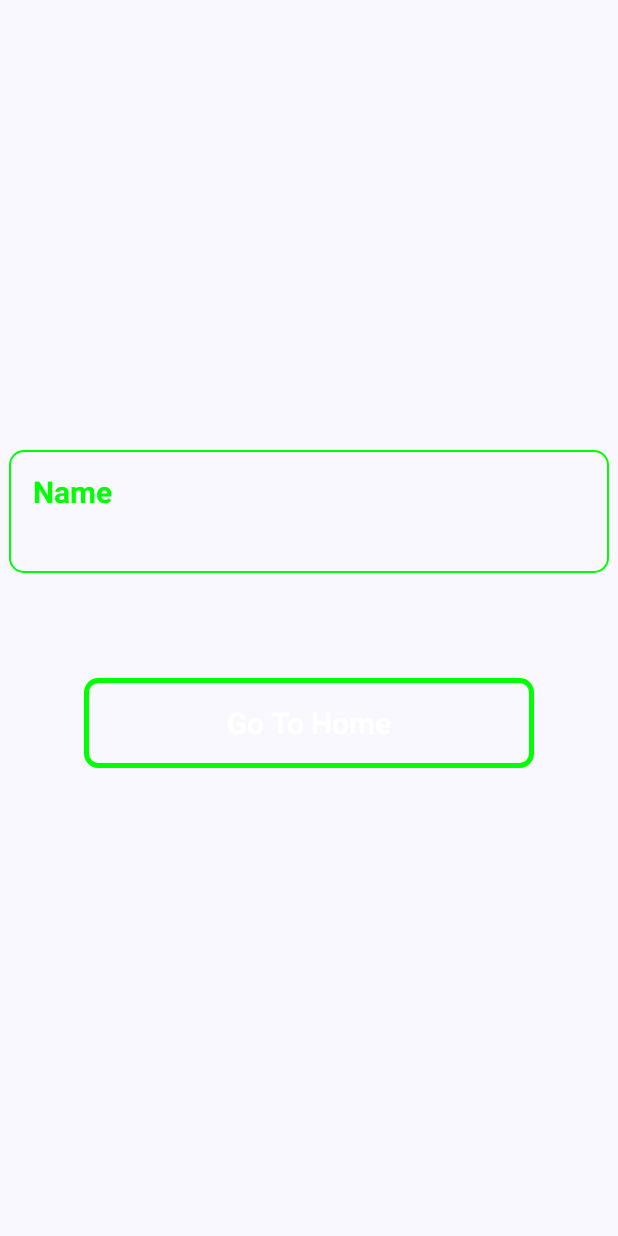
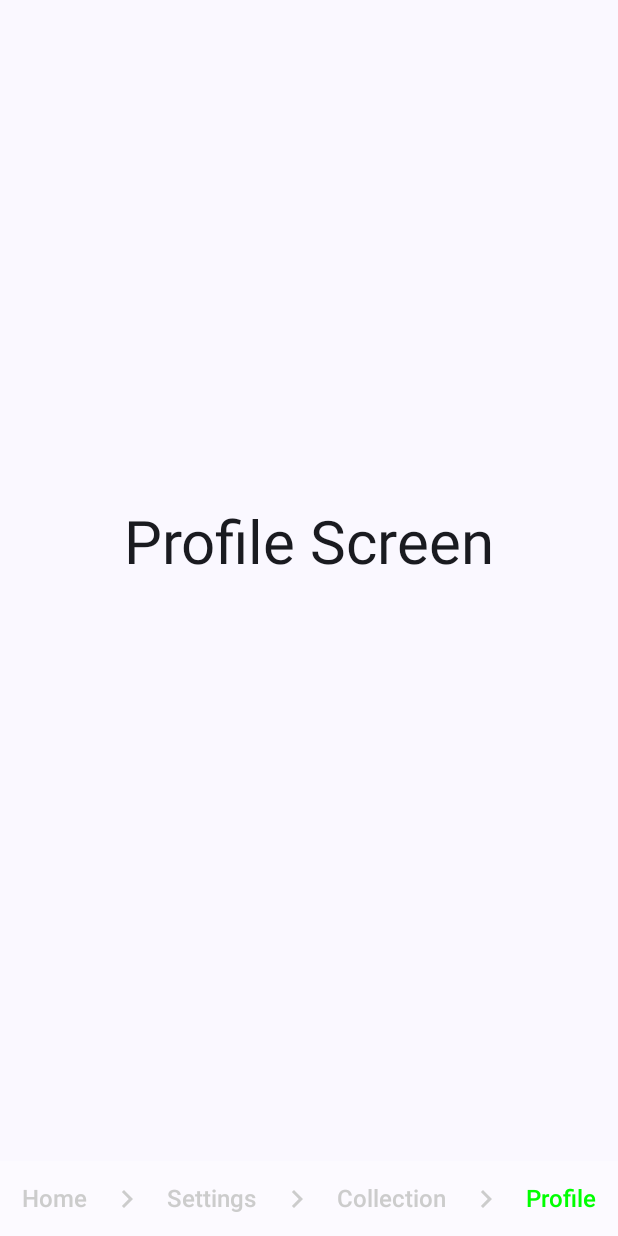
Before and after one commit to 123Brijesh44aa/compose-navigation, an Android app built with Jetpack Compose: the ProfileScreen screen opened through its navigation route, on a phone screen of 412 x 824 dp. Run offline under Robolectric (Android 15) with nearby library versions, the phone set to English and light mode, and no system bars.

Commit message:
Custom Bottom Bar using Row

```diff
--- a/app/src/main/java/com/example/compose_navigation/MainActivity.kt
+++ b/app/src/main/java/com/example/compose_navigation/MainActivity.kt
@@ -14,6 +14,7 @@ import androidx.compose.ui.tooling.preview.Preview
 import androidx.compose.ui.unit.dp
 import androidx.navigation.compose.rememberNavController
 import com.example.compose_navigation.navigation.AppNavHost
+import com.example.compose_navigation.screens.MainScreen
 import com.example.compose_navigation.ui.theme.ComposeNavigationTheme
 
 class MainActivity : ComponentActivity() {
@@ -24,10 +25,12 @@ class MainActivity : ComponentActivity() {
             ComposeNavigationTheme {
                 val navController = rememberNavController()
                 Scaffold(modifier = Modifier.fillMaxSize()) { innerPadding ->
-                    AppNavHost(
-                        navHostController = navController,
-                        modifier = Modifier.padding(innerPadding)
-                    )
+//                    AppNavHost(
+//                        navHostController = navController,
+//                        modifier = Modifier.padding(innerPadding)
+//                    )
+
+                    MainScreen(navController = navController, modifier = Modifier.padding(innerPadding))
                 }
             }
         }
--- /dev/null
+++ b/app/src/main/java/com/example/compose_navigation/bottomNavItems.kt
@@ -0,0 +1,18 @@
+package com.example.compose_navigation
+
+import androidx.compose.material.icons.Icons
+import androidx.compose.material.icons.filled.Home
+import androidx.compose.material.icons.filled.List
+import androidx.compose.material.icons.filled.Person
+import androidx.compose.material.icons.filled.Settings
+import androidx.compose.ui.graphics.vector.ImageVector
+import com.example.compose_navigation.navigation.AppDestinations
+
+data class BottomNav(val label: String, val icon: ImageVector, val route: String? = null)
+
+val bottomNavItems = listOf(
+    BottomNav(label = "Home", icon = Icons.Filled.Home, route = AppDestinations.Home.route),
+    BottomNav(label = "Settings", icon = Icons.Filled.Settings, route = AppDestinations.Settings.route),
+    BottomNav(label = "Collection", icon = Icons.Filled.List, route = AppDestinations.Collection.route),
+    BottomNav(label = "Profile", icon = Icons.Filled.Person, route = AppDestinations.Profile.route),
+)
--- /dev/null
+++ b/app/src/main/java/com/example/compose_navigation/components/BottomNavItem.kt
@@ -0,0 +1,45 @@
+package com.example.compose_navigation.components
+
+import androidx.compose.foundation.layout.Arrangement
+import androidx.compose.foundation.layout.Column
+import androidx.compose.foundation.layout.Row
+import androidx.compose.foundation.layout.Spacer
+import androidx.compose.foundation.layout.height
+import androidx.compose.foundation.layout.padding
+import androidx.compose.material3.Icon
+import androidx.compose.material3.Text
+import androidx.compose.material3.TextButton
+import androidx.compose.runtime.Composable
+import androidx.compose.ui.Alignment
+import androidx.compose.ui.Modifier
+import androidx.compose.ui.graphics.Color
+import androidx.compose.ui.text.TextStyle
+import androidx.compose.ui.text.font.FontWeight
+import androidx.compose.ui.unit.dp
+import androidx.compose.ui.unit.sp
+import com.example.compose_navigation.BottomNav
+
+@Composable
+fun BottomNavItem(
+    bottomNav: BottomNav,
+    isSelected: Boolean,
+    onNavigate: () -> Unit
+) {
+//        Icon(imageVector = bottomNav.icon, contentDescription = bottomNav.label)
+//        Spacer(modifier = Modifier.height(5.dp))
+        TextButton(
+            onClick = {
+                onNavigate()
+            }
+        ){
+            Text(
+                text = bottomNav.label,
+                style = TextStyle(
+                    fontSize = 16.sp,
+                    fontWeight = FontWeight.W600,
+                    color = if (isSelected) Color.Green else Color.LightGray
+                )
+            )
+        }
+
+}
--- /dev/null
+++ b/app/src/main/java/com/example/compose_navigation/components/BottomNavigation.kt
@@ -0,0 +1,65 @@
+package com.example.compose_navigation.components
+
+import androidx.compose.foundation.background
+import androidx.compose.foundation.layout.Arrangement
+import androidx.compose.foundation.layout.Row
+import androidx.compose.foundation.layout.fillMaxWidth
+import androidx.compose.foundation.layout.height
+import androidx.compose.foundation.layout.padding
+import androidx.compose.material.icons.Icons
+import androidx.compose.material.icons.automirrored.filled.KeyboardArrowRight
+import androidx.compose.material3.Icon
+import androidx.compose.material3.MaterialTheme
+import androidx.compose.runtime.Composable
+import androidx.compose.runtime.getValue
+import androidx.compose.ui.Alignment
+import androidx.compose.ui.Modifier
+import androidx.compose.ui.graphics.Color
+import androidx.compose.ui.unit.dp
+import androidx.navigation.NavDestination.Companion.hierarchy
+import androidx.navigation.NavHostController
+import androidx.navigation.compose.currentBackStackEntryAsState
+import com.example.compose_navigation.bottomNavItems
+import com.example.compose_navigation.navigation.AppDestinations
+
+@Composable
+fun BottomNavigation(navController: NavHostController) {
+
+    val navBackStackEntry by navController.currentBackStackEntryAsState()
+    val currentDestination = navBackStackEntry?.destination
+
+    Row(
+        modifier = Modifier
+            .fillMaxWidth()
+            .height(50.dp)
+            .background(MaterialTheme.colorScheme.inverseOnSurface),
+        horizontalArrangement = Arrangement.SpaceEvenly,
+        verticalAlignment = Alignment.CenterVertically
+    ) {
+        bottomNavItems.forEachIndexed { index, bottomNav ->
+            val isSelected =
+                currentDestination?.hierarchy?.any { it.route == bottomNav.route } == true
+            BottomNavItem(
+                bottomNav = bottomNav,
+                isSelected = isSelected,
+                onNavigate = {
+                    bottomNav.route?.let {
+                        navController.navigate(it){
+                            popUpTo(it){
+                                inclusive = true
+                            }
+                            launchSingleTop = true
+                        }
+                    }
+                }
+            )
+            if (index != bottomNavItems.size - 1) {
+                Icon(
+                    imageVector = Icons.AutoMirrored.Filled.KeyboardArrowRight,
+                    contentDescription = null,
+                    tint = if (isSelected) Color.DarkGray else Color.LightGray
+                )
+            }
+        }
+    }
+}
--- a/app/src/main/java/com/example/compose_navigation/navigation/AppDestinations.kt
+++ b/app/src/main/java/com/example/compose_navigation/navigation/AppDestinations.kt
@@ -5,17 +5,26 @@ import kotlinx.serialization.Serializable
 @Serializable
 sealed class AppDestinations(val route: String){
 
+//    @Serializable
+//    data class Home(val name: String? = null) : AppDestinations("home"){
+//        fun withArgs(): String {
+//            return if (name != null){
+//                "$route/$name"
+//            } else {
+//                route
+//            }
+//        }
+//    }
+
     @Serializable
-    data class Home(val name: String? = null) : AppDestinations("home"){
-        fun withArgs(): String {
-            return if (name != null){
-                "$route/$name"
-            } else {
-                route
-            }
-        }
-    }
+    data object Home: AppDestinations("home")
 
     @Serializable
     data object Profile: AppDestinations("profile")
+
+    @Serializable
+    data object Settings: AppDestinations("settings")
+
+    @Serializable
+    data object Collection: AppDestinations("collection")
 }
--- a/app/src/main/java/com/example/compose_navigation/navigation/AppNavHost.kt
+++ b/app/src/main/java/com/example/compose_navigation/navigation/AppNavHost.kt
@@ -1,34 +1,26 @@
 package com.example.compose_navigation.navigation
 
 import androidx.compose.runtime.Composable
-import androidx.compose.ui.Modifier
-import androidx.navigation.NavGraph.Companion.findStartDestination
 import androidx.navigation.NavHostController
 import androidx.navigation.NavType
 import androidx.navigation.compose.NavHost
 import androidx.navigation.compose.composable
 import androidx.navigation.navArgument
+import com.example.compose_navigation.screens.CollectionScreen
 import com.example.compose_navigation.screens.HomeScreen
 import com.example.compose_navigation.screens.ProfileScreen
+import com.example.compose_navigation.screens.SettingsScreen
 
 
 @Composable
-fun AppNavHost(navHostController: NavHostController, modifier: Modifier) {
-    NavHost(navController = navHostController, startDestination = AppDestinations.Home().route+"/{name}") {
+fun AppNavHost(navHostController: NavHostController) {
+    NavHost(navController = navHostController, startDestination = AppDestinations.Home.route) {
 
 
         composable(
-            route = "${AppDestinations.Home().route}/{name}",
-            arguments = listOf(
-                navArgument("name"){
-                    type = NavType.StringType
-                    nullable = true
-                }
-            )
-        ) { navBackStackEntry ->
-            val home = navBackStackEntry.arguments?.getString("name")
+            route = AppDestinations.Home.route
+        ) {
             HomeScreen(
-                home = home,
                 onNavigateToProfile = {
                     navHostController.navigate(route = AppDestinations.Profile.route) {
                         launchSingleTop = true
@@ -42,9 +34,9 @@ fun AppNavHost(navHostController: NavHostController, modifier: Modifier) {
             route = AppDestinations.Profile.route
         ) {
             ProfileScreen(
-                onNavigateToHome = { data ->
-                    navHostController.navigate(AppDestinations.Home(name = data).withArgs()){
-                        popUpTo(AppDestinations.Home().route){
+                onNavigateToHome = {
+                    navHostController.navigate(AppDestinations.Home.route){
+                        popUpTo(AppDestinations.Home.route){
                             inclusive = true
                         }
                         launchSingleTop = true
@@ -53,5 +45,17 @@ fun AppNavHost(navHostController: NavHostController, modifier: Modifier) {
             )
         }
 
+        composable(
+            route = AppDestinations.Settings.route
+        ) {
+            SettingsScreen()
+        }
+
+        composable(
+            route = AppDestinations.Collection.route
+        ) {
+            CollectionScreen()
+        }
+
     }
 }
--- /dev/null
+++ b/app/src/main/java/com/example/compose_navigation/screens/CollectionScreen.kt
@@ -0,0 +1,25 @@
+package com.example.compose_navigation.screens
+
+import androidx.compose.foundation.layout.Arrangement
+import androidx.compose.foundation.layout.Column
+import androidx.compose.foundation.layout.fillMaxSize
+import androidx.compose.material3.Text
+import androidx.compose.runtime.Composable
+import androidx.compose.ui.Alignment
+import androidx.compose.ui.Modifier
+import androidx.compose.ui.graphics.Color
+import androidx.compose.ui.text.TextStyle
+import androidx.compose.ui.text.font.FontWeight
+import androidx.compose.ui.unit.sp
+
+@Composable
+fun CollectionScreen() {
+    Column(
+        modifier = Modifier
+            .fillMaxSize(),
+        verticalArrangement = Arrangement.Center,
+        horizontalAlignment = Alignment.CenterHorizontally
+    ) {
+        Text(text = "Collection Page", style = TextStyle(fontSize = 40.sp, fontWeight = FontWeight.Bold, color = Color.White))
+    }
+}
--- a/app/src/main/java/com/example/compose_navigation/screens/HomeScreen.kt
+++ b/app/src/main/java/com/example/compose_navigation/screens/HomeScreen.kt
@@ -20,7 +20,6 @@ import androidx.compose.ui.unit.sp
 
 @Composable
 fun HomeScreen(
-    home: String?,
     onNavigateToProfile: () -> Unit
 ) {
     Column(
@@ -30,22 +29,22 @@ fun HomeScreen(
     ) {
         Text(
             modifier = Modifier.padding(bottom = 50.dp),
-            text = home ?: "No Data",
+            text = "Home Screen",
             style = TextStyle(
                 fontSize = 40.sp
             )
         )
-        OutlinedButton(
-            modifier = Modifier
-                .padding(20.dp)
-                .size(height = 60.dp, width = 300.dp),
-            onClick = {
-                onNavigateToProfile()
-            },
-            shape = RoundedCornerShape(16),
-            border = BorderStroke(width = 3.dp, color = Color.Green)
-        ) {
-            Text(text = "Go To Profile", style = TextStyle(fontSize = 20.sp, fontWeight = FontWeight.Bold), color = Color.White)
-        }
+//        OutlinedButton(
+//            modifier = Modifier
+//                .padding(20.dp)
+//                .size(height = 60.dp, width = 300.dp),
+//            onClick = {
+//                onNavigateToProfile()
+//            },
+//            shape = RoundedCornerShape(16),
+//            border = BorderStroke(width = 3.dp, color = Color.Green)
+//        ) {
+//            Text(text = "Go To Profile", style = TextStyle(fontSize = 20.sp, fontWeight = FontWeight.Bold), color = Color.White)
+//        }
     }
 }
--- /dev/null
+++ b/app/src/main/java/com/example/compose_navigation/screens/MainScreen.kt
@@ -0,0 +1,26 @@
+package com.example.compose_navigation.screens
+
+import androidx.compose.foundation.layout.Box
+import androidx.compose.foundation.layout.Column
+import androidx.compose.foundation.layout.fillMaxSize
+import androidx.compose.runtime.Composable
+import androidx.compose.ui.Modifier
+import androidx.navigation.NavHostController
+import com.example.compose_navigation.components.BottomNavigation
+import com.example.compose_navigation.navigation.AppNavHost
+
+@Composable
+fun MainScreen(navController: NavHostController, modifier: Modifier){
+
+    Column(
+        modifier = modifier.fillMaxSize()
+    ) {
+
+        // 1. Content Area ( Dynamic screens based on navigation )
+        Box(modifier = modifier.weight(1f)){
+           AppNavHost(navHostController = navController)
+        }
+        // 2. Custom Bottom Navigation with Row()
+        BottomNavigation(navController = navController)
+    }
+}
--- a/app/src/main/java/com/example/compose_navigation/screens/ProfileScreen.kt
+++ b/app/src/main/java/com/example/compose_navigation/screens/ProfileScreen.kt
@@ -1,83 +1,48 @@
 package com.example.compose_navigation.screens
 
-import androidx.compose.foundation.BorderStroke
 import androidx.compose.foundation.layout.Arrangement
-import androidx.compose.foundation.layout.Box
 import androidx.compose.foundation.layout.Column
 import androidx.compose.foundation.layout.fillMaxSize
-import androidx.compose.foundation.layout.height
 import androidx.compose.foundation.layout.padding
-import androidx.compose.foundation.layout.size
-import androidx.compose.foundation.shape.RoundedCornerShape
-import androidx.compose.material3.OutlinedButton
-import androidx.compose.material3.OutlinedTextField
-import androidx.compose.material3.OutlinedTextFieldDefaults
 import androidx.compose.material3.Text
 import androidx.compose.runtime.Composable
-import androidx.compose.runtime.mutableStateOf
-import androidx.compose.runtime.remember
 import androidx.compose.ui.Alignment
 import androidx.compose.ui.Modifier
-import androidx.compose.ui.graphics.Color
 import androidx.compose.ui.text.TextStyle
-import androidx.compose.ui.text.font.FontWeight
 import androidx.compose.ui.unit.dp
 import androidx.compose.ui.unit.sp
 
 @Composable
 fun ProfileScreen(
-    onNavigateToHome: (data: String) -> Unit
+    onNavigateToHome: () -> Unit
 ) {
-
-    val data = remember {
-        mutableStateOf<String>("")
-    }
 
     Column(
         modifier = Modifier.fillMaxSize(),
         horizontalAlignment = Alignment.CenterHorizontally,
         verticalArrangement = Arrangement.Center
     ) {
-        OutlinedTextField(
-            modifier = Modifier
-                .size(height = 90.dp, width = 400.dp),
-            value = data.value,
-            onValueChange = { newValue ->
-                data.value = newValue
-            },
-            label = {
-                Text(text = "Name", style = TextStyle(fontSize = 20.sp, fontWeight = FontWeight.Bold, color = Color.Green))
-            },
-            placeholder = {
-                Text(text = "Type your name...", style = TextStyle(color = Color.White))
-            },
-            shape = RoundedCornerShape(10.dp),
-            colors = OutlinedTextFieldDefaults.colors(
-                focusedTextColor = Color.White,
-                cursorColor = Color.Green,
-                focusedBorderColor = Color.Green,
-                unfocusedBorderColor = Color.Green
-            ),
-            textStyle = TextStyle(
-                fontSize = 25.sp,
-                fontWeight = FontWeight.Bold,
-            ),
+
+        Text(
+            modifier = Modifier.padding(bottom = 50.dp),
+            text = "Profile Screen",
+            style = TextStyle(
+                fontSize = 40.sp
+            )
         )
 
-        Box(modifier = Modifier.height(50.dp))
-
-        OutlinedButton(
-            modifier = Modifier
-                .padding(20.dp)
-                .size(height = 60.dp, width = 300.dp),
-            onClick = {
-                onNavigateToHome(data.value)
-            },
-            shape = RoundedCornerShape(16),
-            border = BorderStroke(width = 3.dp, color = Color.Green)
-        ) {
-            Text(text = "Go To Home", style = TextStyle(fontSize = 20.sp, fontWeight = FontWeight.Bold), color = Color.White)
-        }
+//        OutlinedButton(
+//            modifier = Modifier
+//                .padding(20.dp)
+//                .size(height = 60.dp, width = 300.dp),
+//            onClick = {
+//                onNavigateToHome()
+//            },
+//            shape = RoundedCornerShape(16),
+//            border = BorderStroke(width = 3.dp, color = Color.Green)
+//        ) {
+//            Text(text = "Go To Home", style = TextStyle(fontSize = 20.sp, fontWeight = FontWeight.Bold), color = Color.White)
+//        }
 
     }
 }
--- /dev/null
+++ b/app/src/main/java/com/example/compose_navigation/screens/SettingsScreen.kt
@@ -0,0 +1,25 @@
+package com.example.compose_navigation.screens
+
+import androidx.compose.foundation.layout.Arrangement
+import androidx.compose.foundation.layout.Column
+import androidx.compose.foundation.layout.fillMaxSize
+import androidx.compose.material3.Text
+import androidx.compose.runtime.Composable
+import androidx.compose.ui.Alignment
+import androidx.compose.ui.Modifier
+import androidx.compose.ui.graphics.Color
+import androidx.compose.ui.text.TextStyle
+import androidx.compose.ui.text.font.FontWeight
+import androidx.compose.ui.unit.sp
+
+@Composable
+fun SettingsScreen() {
+    Column(
+        modifier = Modifier
+            .fillMaxSize(),
+        verticalArrangement = Arrangement.Center,
+        horizontalAlignment = Alignment.CenterHorizontally
+    ) {
+        Text(text = "Settings Page", style = TextStyle(fontSize = 40.sp, fontWeight = FontWeight.Bold, color = Color.White))
+    }
+}
```
